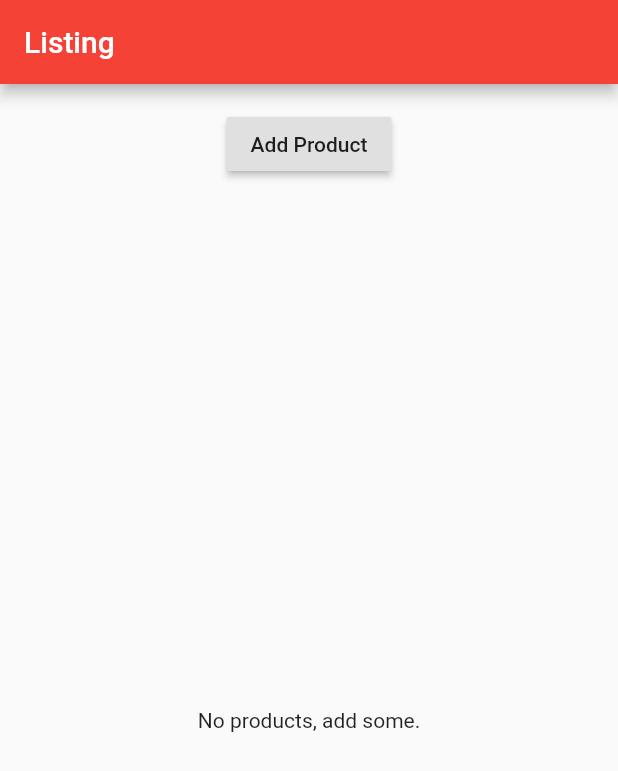
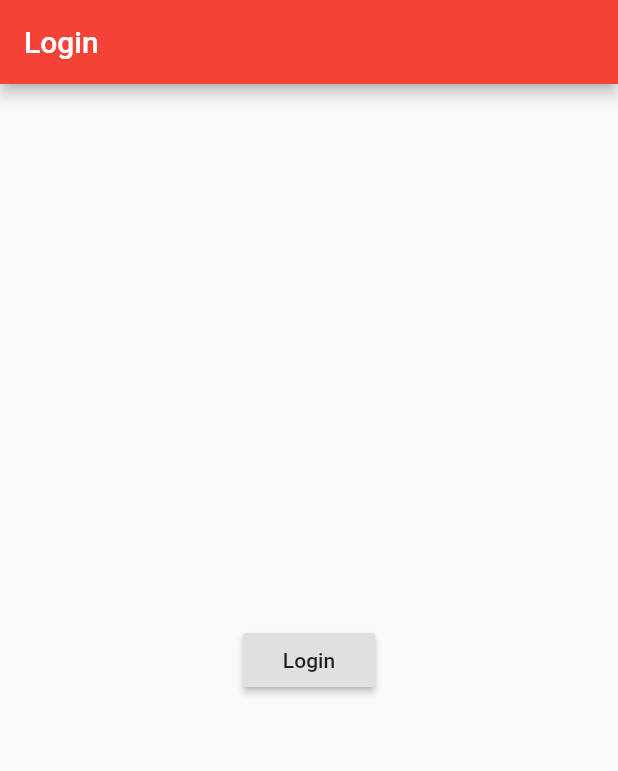
Before and after one commit to TavinHlungwani/flutter-easy-list, a Flutter app: the screen it shows after launch, on a phone screen of 412 x 824 dp. Shown: the top 771 px of the screen. Run offline on Flutter 3.47's test engine with Material 2 defaults, Android fonts, the phone set to English and light mode, and no system bars.

Commit message:
navigation replacement - auth screens etc

```diff
--- a/lib/main.dart
+++ b/lib/main.dart
@@ -1,6 +1,6 @@
 import 'package:flutter/material.dart';
 
-import './pages/home.dart';
+import './pages/auth.dart';
 
 void main() {
   runApp(MyApp());
@@ -17,7 +17,7 @@ class MyApp extends StatelessWidget {
         primarySwatch: Colors.red,
         accentColor: Colors.deepPurple
       ),
-      home: HomePage()
+      home: AuthPage()
     );
   }
 }
--- /dev/null
+++ b/lib/pages/auth.dart
@@ -0,0 +1,25 @@
+import 'package:flutter/material.dart';
+
+import './products.dart';
+
+class AuthPage extends StatelessWidget {
+  @override
+    Widget build(BuildContext context) {
+      return Scaffold(
+        appBar: AppBar(
+          title: Text('Login'),
+
+        ),
+        body: Center(
+          child: RaisedButton(
+            child: Text('Login'),
+            onPressed: () {
+              Navigator.pushReplacement(context,
+                MaterialPageRoute(builder: (BuildContext context) => ProductsPage())
+              );
+            },
+          ),
+        )
+      );
+    }
+}
--- a/lib/pages/home.dart
+++ b/lib/pages/products.dart
@@ -2,7 +2,7 @@ import 'package:flutter/material.dart';
 
 import '../products_manager.dart';
 
-class HomePage extends StatelessWidget {
+class ProductsPage extends StatelessWidget {
 
   @override
     Widget build(BuildContext context) {
```
